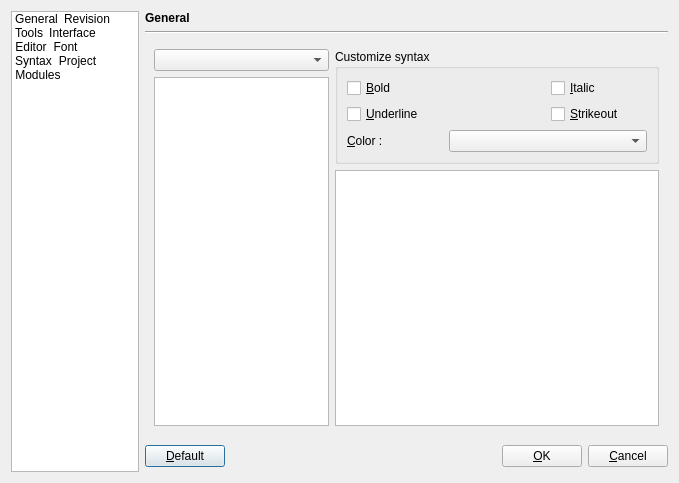
Qt form xinx/ui/custom.ui (phoenix741/xinx) before a commit.
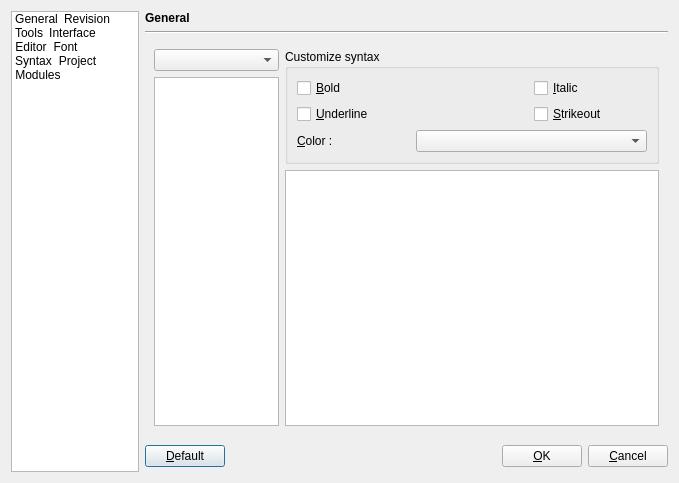
The same form after that commit. The open tabs and pages were chosen to show the change. Icons and pictures are not drawn. Custom widgets are drawn as their Qt base class.

The edit to the form file:
```diff
--- a/xinx/ui/custom.ui
+++ b/xinx/ui/custom.ui
@@ -760,13 +760,13 @@
         <widget class="QListWidget" name="m_formatsListView" >
          <property name="minimumSize" >
           <size>
-           <width>175</width>
+           <width>125</width>
            <height>0</height>
           </size>
          </property>
          <property name="maximumSize" >
           <size>
-           <width>175</width>
+           <width>125</width>
            <height>16777215</height>
           </size>
          </property>
```
